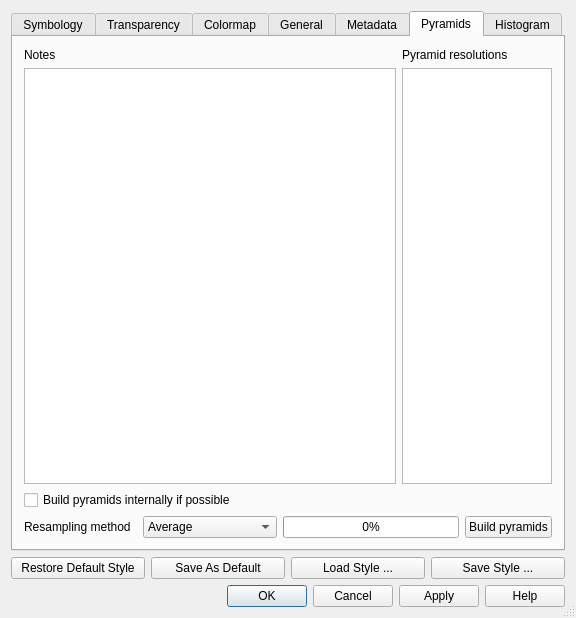
sourcepole/qgis, file qgis/src/ui/qgsrasterlayerpropertiesbase.ui: the form before one commit.
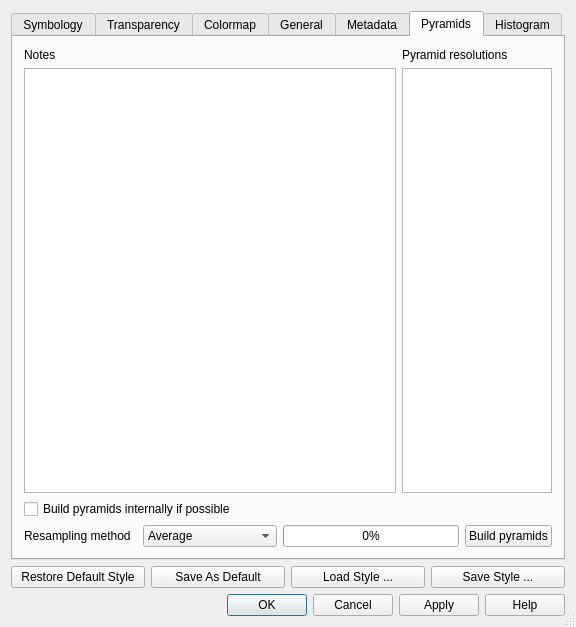
The form after the commit. The open tabs and pages were chosen to show the change. Icons and pictures are not drawn.

Diff of the .ui file:
```diff
--- a/qgis/src/ui/qgsrasterlayerpropertiesbase.ui
+++ b/qgis/src/ui/qgsrasterlayerpropertiesbase.ui
@@ -6,7 +6,7 @@
     <x>0</x>
     <y>0</y>
     <width>576</width>
-    <height>588</height>
+    <height>627</height>
    </rect>
   </property>
   <property name="windowTitle" >
@@ -1711,10 +1711,11 @@
           </sizepolicy>
          </property>
          <property name="html" >
-          <string>&lt;html>&lt;head>&lt;meta name="qrichtext" content="1" />&lt;style type="text/css">
+          <string>&lt;!DOCTYPE HTML PUBLIC "-//W3C//DTD HTML 4.0//EN" "http://www.w3.org/TR/REC-html40/strict.dtd">
+&lt;html>&lt;head>&lt;meta name="qrichtext" content="1" />&lt;style type="text/css">
 p, li { white-space: pre-wrap; }
-&lt;/style>&lt;/head>&lt;body style=" font-family:'Verdana'; font-size:10pt; font-weight:400; font-style:normal;">
-&lt;p style="-qt-paragraph-type:empty; margin-top:0px; margin-bottom:0px; margin-left:0px; margin-right:0px; -qt-block-indent:0; text-indent:0px; font-family:'Sans Serif'; font-size:9pt;">&lt;/p>&lt;/body>&lt;/html></string>
+&lt;/style>&lt;/head>&lt;body style=" font-family:'DejaVu Sans'; font-size:9pt; font-weight:400; font-style:normal;">
+&lt;p style="-qt-paragraph-type:empty; margin-top:0px; margin-bottom:0px; margin-left:0px; margin-right:0px; -qt-block-indent:0; text-indent:0px; font-family:'Sans Serif';">&lt;/p>&lt;/body>&lt;/html></string>
          </property>
         </widget>
        </item>
@@ -1985,7 +1986,7 @@
       <enum>Qt::Horizontal</enum>
      </property>
      <property name="standardButtons" >
-      <set>QDialogButtonBox::Apply|QDialogButtonBox::Cancel|QDialogButtonBox::Help|QDialogButtonBox::NoButton|QDialogButtonBox::Ok</set>
+      <set>QDialogButtonBox::Apply|QDialogButtonBox::Cancel|QDialogButtonBox::Help|QDialogButtonBox::Ok</set>
      </property>
     </widget>
    </item>
```
Left out of the diff: 153 changed lines with no effect on the pictures.
